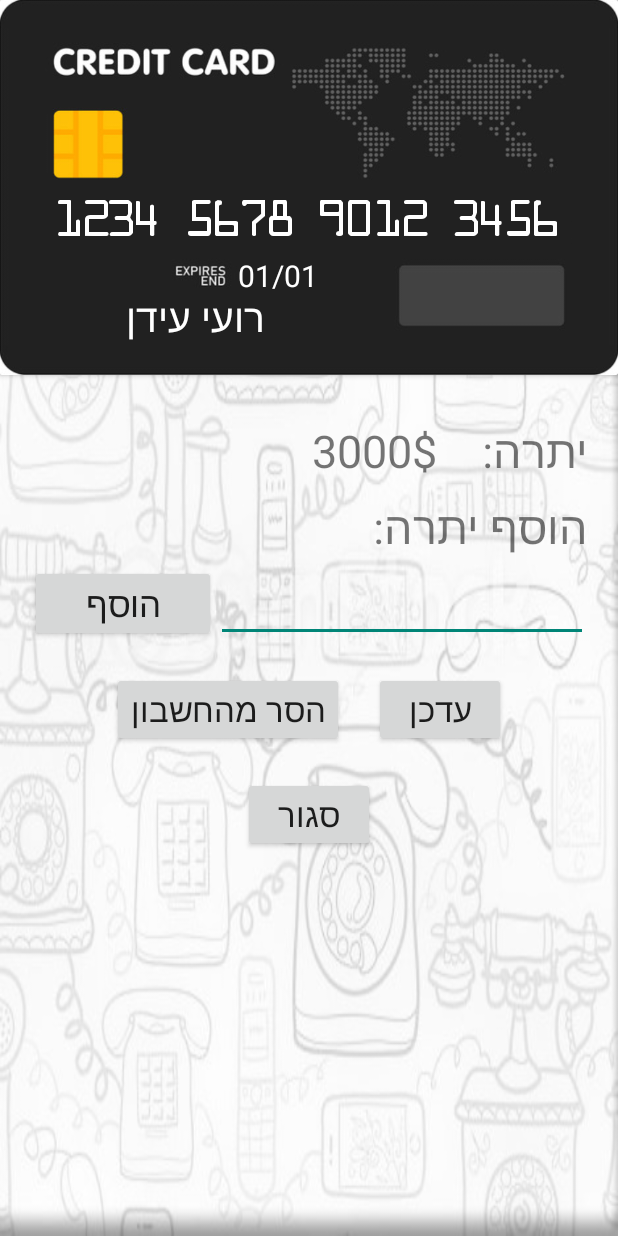
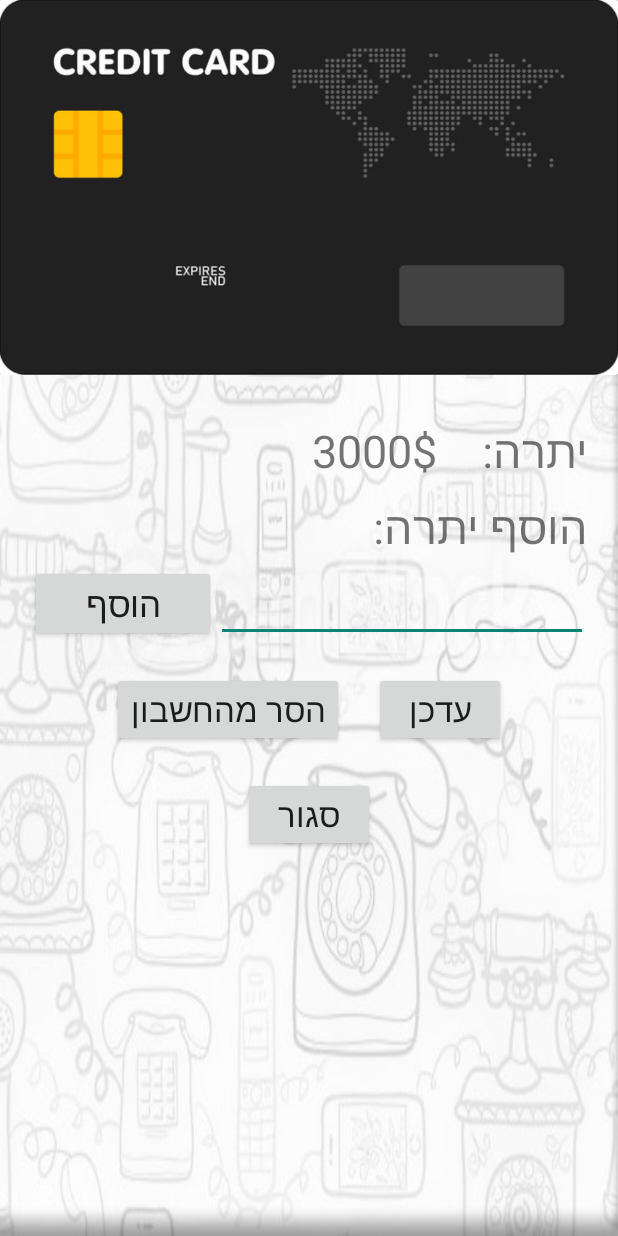
Before and after one commit to RoyIdan/RoyIdanProject, an Android app: the layout custom_credit_card_detailed.xml on its own in the app's theme, with its tools: preview values and no code run, on a phone screen of 412 x 824 dp. Run offline under Robolectric (Android 15) with nearby library versions, the phone set to English and light mode, and no system bars; Roboto replaces fonts that are not available here.

Commit message:
10/2 home

```diff
--- a/app/src/main/java/com/example/royidanproject/RoyIdanProject.java
+++ b/app/src/main/java/com/example/royidanproject/RoyIdanProject.java
@@ -34,7 +34,7 @@ public class RoyIdanProject extends Application {
         super.onCreate();
 
         isFirstRun = true;
-        firstActivity = TestingActivity.class;
+        firstActivity = MainActivity.class;
 
         db = AppDatabase.getInstance(getApplicationContext());
         if (true) { // use fake products
--- a/app/src/main/java/com/example/royidanproject/Views/CreditCardView.java
+++ b/app/src/main/java/com/example/royidanproject/Views/CreditCardView.java
@@ -1,6 +1,9 @@
 package com.example.royidanproject.Views;
 
+import static com.example.royidanproject.MainActivity.SP_NAME;
+
 import android.content.Context;
+import android.content.SharedPreferences;
 import android.content.res.TypedArray;
 import android.util.AttributeSet;
 import android.widget.LinearLayout;
@@ -8,39 +11,95 @@ import android.widget.TextView;
 
 import androidx.annotation.Nullable;
 
+import com.example.royidanproject.DatabaseFolder.AppDatabase;
+import com.example.royidanproject.DatabaseFolder.Users;
 import com.example.royidanproject.R;
 
 import org.w3c.dom.Text;
 
+import java.text.SimpleDateFormat;
+import java.util.Date;
+
 public class CreditCardView extends LinearLayout {
+
+    public static SimpleDateFormat cardSdf = new SimpleDateFormat("MM/yy");
 
     private TextView tvCardNumber, tvCardExpireDate, tvCardHolder;
     private TypedArray typedArray;
 
+    SharedPreferences sp;
+    AppDatabase db;
+
     public CreditCardView(Context context, @Nullable AttributeSet attrs) {
         super(context, attrs);
 
-        inflate(context, R.layout.custom_credit_card, null);
+        sp = context.getSharedPreferences(SP_NAME, 0);
+        db = AppDatabase.getInstance(context);
+
+        inflate(context, R.layout.custom_credit_card, this);
 
         tvCardNumber = findViewById(R.id.tvCardNumber);
         tvCardExpireDate = findViewById(R.id.tvCardExpireDate);
         tvCardHolder = findViewById(R.id.tvCardHolder);
 
-        typedArray = context.obtainStyledAttributes(R.styleable.CreditCardView);
+        if (attrs != null) {
 
-        tvCardNumber.setText(typedArray.getString(R.styleable.CreditCardView_cardNumber));
-        tvCardExpireDate.setText(typedArray.getString(R.styleable.CreditCardView_cardExpireDate));
-        tvCardHolder.setText(typedArray.getString(R.styleable.CreditCardView_cardHolder));
+            typedArray = context.obtainStyledAttributes(attrs, R.styleable.CreditCardView);
 
-        typedArray.recycle();
+            String b = typedArray.getString(R.styleable.CreditCardView_cardNumber);
+            setCardNumber(typedArray.getString(R.styleable.CreditCardView_cardNumber));
+            setCardExpireDate(typedArray.getString(R.styleable.CreditCardView_cardExpireDate));
+            setCardHolder(typedArray.getString(R.styleable.CreditCardView_cardHolder));
+
+            typedArray.recycle();
+        }
+
+
+    }
+
+    public void setSpHolder() {
+        setCardHolder(getSpHolderName());
+    }
+
+    public void centerViews() {
+        float numberX, expX, holderX;;
+        expX = tvCardExpireDate.getX();
+        holderX = tvCardHolder.getX();
+        numberX = tvCardNumber.getX();
+        tvCardNumber.setX(0);
+        tvCardExpireDate.setX(expX - 20);
+        tvCardHolder.setX(holderX - 20);
+    }
+
+    private String getSpHolderName() {
+        long userId = sp.getLong("id", 0);
+        Users user = db.usersDao().getUserById(userId);
+        if (user != null) {
+            return user.getUserName() + " " + user.getUserSurname();
+        }
+        return "UNKNOWN";
     }
 
     public String getCardNumber() {
-        return tvCardNumber.getText().toString();
+        return tvCardNumber.getText().toString().replace(" ", "");
     }
 
     public void setCardNumber(String cardNumber) {
-        this.tvCardNumber.setText(cardNumber);
+        if (cardNumber == null || cardNumber.isEmpty()) {
+            tvCardNumber.setText("");
+            return;
+        }
+        String spacedNumber = "";
+        for (int i = 0; i < cardNumber.length(); i+= 4) {
+            String after = cardNumber.substring(i);
+            if (after.length() < 4) {
+                spacedNumber += " " + after;
+            } else {
+                spacedNumber += " " + after.substring(0, 4);
+            }
+        }
+
+        this.tvCardNumber.setText(spacedNumber);
     }
 
     public String getCardExpireDate() {
@@ -51,6 +110,11 @@ public class CreditCardView extends LinearLayout {
         this.tvCardExpireDate.setText(cardExpireDate);
     }
 
+    public void setCardExpireDate(Date expireDate) {
+        String cardExpireDate = cardSdf.format(expireDate);
+        setCardExpireDate(cardExpireDate);
+    }
+
     public String  getCardHolder() {
         return tvCardHolder.getText().toString();
     }
--- a/app/src/main/res/layout/custom_credit_card.xml
+++ b/app/src/main/res/layout/custom_credit_card.xml
@@ -13,9 +13,9 @@
 
         <TextView
             android:id="@+id/tvCardNumber"
-            android:layout_width="350dp"
+            android:layout_width="380dp"
             android:layout_height="50dp"
-            android:layout_gravity="center"
+            android:layout_marginStart="20dp"
 
             android:layout_marginTop="120dp"
             android:background="#212121"
@@ -23,15 +23,13 @@
             android:fontFamily="@font/ocr_a_regular"
             android:gravity="center_vertical"
             android:maxLines="1"
-            android:text="1234 5678 9012 3456"
             android:textColor="@color/white"
-            android:textSize="31sp" />
+            android:textSize="30sp" />
 
         <TextView
             android:layout_width="55dp"
             android:layout_height="23dp"
             android:gravity="center"
-            android:text="01/01"
             android:textSize="20sp"
             android:layout_marginStart="158dp"
             android:background="#212121"
@@ -45,7 +43,6 @@
             android:layout_height="35dp"
             android:layout_marginStart="30dp"
             android:gravity="center"
-            android:text="רועי עידן"
             android:autoSizeTextType="uniform"
             android:textSize="20sp"
             android:background="#212121"
--- a/app/src/main/res/layout/custom_credit_card_detailed.xml
+++ b/app/src/main/res/layout/custom_credit_card_detailed.xml
@@ -1,67 +1,73 @@
 <?xml version="1.0" encoding="utf-8"?>
 <LinearLayout xmlns:android="http://schemas.android.com/apk/res/android"
+    xmlns:app="http://schemas.android.com/apk/res-auto"
     android:orientation="vertical"
     android:layout_width="match_parent"
     android:layout_height="match_parent"
     android:layoutDirection="ltr">
 
-    <androidx.cardview.widget.CardView
-        android:layout_width="match_parent"
-        android:layout_height="wrap_content"
-        android:id="@+id/cardView">
+<!--    <androidx.cardview.widget.CardView-->
+<!--        android:layout_width="match_parent"-->
+<!--        android:layout_height="wrap_content"-->
+<!--        android:id="@+id/cardView">-->
 
-        <LinearLayout
-            android:layout_width="match_parent"
-            android:layout_height="250dp"
-            android:background="@drawable/card"
-            android:orientation="vertical">
+<!--        <LinearLayout-->
+<!--            android:layout_width="match_parent"-->
+<!--            android:layout_height="250dp"-->
+<!--            android:background="@drawable/card"-->
+<!--            android:orientation="vertical">-->
 
 
-            <TextView
-                android:layout_width="350dp"
-                android:layout_height="50dp"
-                android:layout_gravity="center"
-                android:layout_marginTop="120dp"
-                android:fontFamily="@font/ocr_a_regular"
-                android:textSize="30sp"
-                android:text="1234 5678 9012 3456"
-                android:gravity="center"
-                android:background="#212121"
-                android:textColor="@color/white"
-                android:maxLines="1"
-                android:digits="1234567890"
-                android:id="@+id/tvCardNumber"/>
+<!--            <TextView-->
+<!--                android:layout_width="350dp"-->
+<!--                android:layout_height="50dp"-->
+<!--                android:layout_gravity="center"-->
+<!--                android:layout_marginTop="120dp"-->
+<!--                android:fontFamily="@font/ocr_a_regular"-->
+<!--                android:textSize="30sp"-->
+<!--                android:text="1234 5678 9012 3456"-->
+<!--                android:gravity="center"-->
+<!--                android:background="#212121"-->
+<!--                android:textColor="@color/white"-->
+<!--                android:maxLines="1"-->
+<!--                android:digits="1234567890"-->
+<!--                android:id="@+id/tvCardNumber"/>-->
 
-            <TextView
-                android:layout_width="55dp"
-                android:layout_height="23dp"
-                android:gravity="center"
-                android:text="01/01"
-                android:textSize="20sp"
-                android:layout_marginStart="158dp"
-                android:background="#212121"
-                android:textColor="@color/white"
-                android:maxLines="1"
-                android:digits="1234567890"
-                android:id="@+id/tvCardExpireDate" />
+<!--            <TextView-->
+<!--                android:layout_width="55dp"-->
+<!--                android:layout_height="23dp"-->
+<!--                android:gravity="center"-->
+<!--                android:text="01/01"-->
+<!--                android:textSize="20sp"-->
+<!--                android:layout_marginStart="158dp"-->
+<!--                android:background="#212121"-->
+<!--                android:textColor="@color/white"-->
+<!--                android:maxLines="1"-->
+<!--                android:digits="1234567890"-->
+<!--                android:id="@+id/tvCardExpireDate" />-->
 
-            <TextView
-                android:layout_width="200dp"
-                android:layout_height="35dp"
-                android:layout_marginStart="30dp"
-                android:gravity="center"
-                android:text="רועי עידן"
-                android:autoSizeTextType="uniform"
-                android:textSize="20sp"
-                android:background="#212121"
-                android:textColor="@color/white"
-                android:maxLines="1"
-                android:digits="אבגדהוזחטיכלמנסעפצקרשת -"
-                android:id="@+id/tvCardHolder"/>
+<!--            <TextView-->
+<!--                android:layout_width="200dp"-->
+<!--                android:layout_height="35dp"-->
+<!--                android:layout_marginStart="30dp"-->
+<!--                android:gravity="center"-->
+<!--                android:text="רועי עידן"-->
+<!--                android:autoSizeTextType="uniform"-->
+<!--                android:textSize="20sp"-->
+<!--                android:background="#212121"-->
+<!--                android:textColor="@color/white"-->
+<!--                android:maxLines="1"-->
+<!--                android:digits="אבגדהוזחטיכלמנסעפצקרשת -"-->
+<!--                android:id="@+id/tvCardHolder"/>-->
 
-        </LinearLayout>
+<!--        </LinearLayout>-->
 
-    </androidx.cardview.widget.CardView>
+<!--    </androidx.cardview.widget.CardView>-->
+
+    <com.example.royidanproject.Views.CreditCardView
+        android:layout_width="wrap_content"
+        android:layout_height="wrap_content"
+        android:id="@+id/ccvCard"/>
 
     <LinearLayout
         android:layout_width="match_parent"
```
Also changed, not shown: app/src/main/java/com/example/royidanproject/Adapters/CreditCardsAdapter.java (+212 -225 lines), app/src/main/java/com/example/royidanproject/TestingActivity.java (+13 -0 lines), app/src/main/res/layout/activity_testing.xml (+10 -5 lines), app/src/main/res/layout/view_credit_card.xml (deleted, +0 -53 lines), 1 other file.
